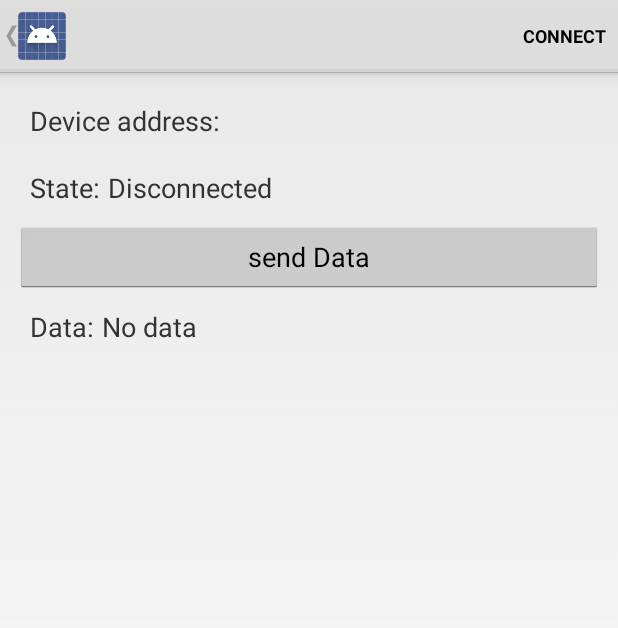
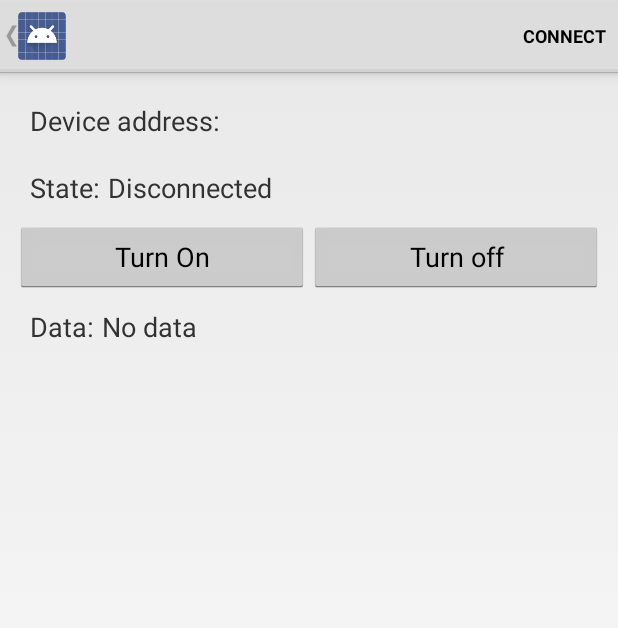
Before and after one commit to Yumin-Kim/Face-recognition-based-apartment-access-solution, an Android app: the DeviceControlActivity screen opened directly, with no data from a screen before it, on a phone screen of 412 x 824 dp. Shown: the top 628 px of the screen. Run offline under Robolectric (Android 15) with nearby library versions, the phone set to English and light mode, and no system bars; 3 statements that could not run were skipped.

Commit message:
Send and receive to data in BLE connection Andriod App(BT05)

```diff
--- a/Application/src/main/res/layout/gatt_services_characteristics.xml
+++ b/Application/src/main/res/layout/gatt_services_characteristics.xml
@@ -49,12 +49,25 @@
                   android:text="@string/disconnected"
                   android:textSize="18sp"/>
     </LinearLayout>
-    <Button
+    <LinearLayout
         android:layout_width="match_parent"
         android:layout_height="match_parent"
-        android:onClick="setData"
-        android:text="send Data"
+        android:orientation="horizontal">
+    <Button
+        android:layout_width="0dp"
+        android:layout_height="match_parent"
+        android:layout_weight="1"
+        android:onClick="TurnOn"
+        android:text="Turn On"
         />
+    <Button
+        android:layout_width="0dp"
+        android:layout_height="match_parent"
+        android:layout_weight="1"
+        android:onClick="TurnOff"
+        android:text="Turn off"
+        />
+    </LinearLayout>
     <LinearLayout android:orientation="horizontal"
                   android:layout_width="match_parent"
                   android:layout_height="wrap_content"
```
Also changed, not shown: Application/src/main/java/com/example/android/bluetoothlegatt/BluetoothLeService.java (+51 -0 lines), Application/src/main/java/com/example/android/bluetoothlegatt/DeviceControlActivity.java (+27 -3 lines), 23 other files.
